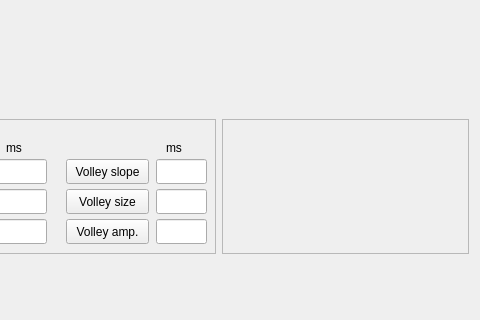
Above: QtDesigner/bwmeasure.ui from matoloa/brainwash before the change; both pictures show x 115 to 595 and y 175 to 495 of the 595 by 812 pixel window. Below: the same form after it.
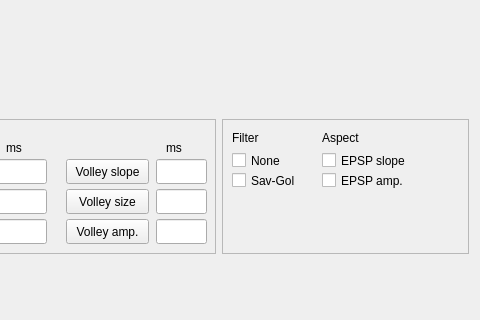
That is the form after the change.

Commit message: cherry 2af1562

Diff of the .ui file:
```diff
--- a/QtDesigner/bwmeasure.ui
+++ b/QtDesigner/bwmeasure.ui
@@ -259,6 +259,84 @@
          <property name="frameShadow">
           <enum>QFrame::Raised</enum>
          </property>
+         <widget class="QCheckBox" name="checkBox_filter_none">
+          <property name="geometry">
+           <rect>
+            <x>10</x>
+            <y>30</y>
+            <width>90</width>
+            <height>23</height>
+           </rect>
+          </property>
+          <property name="text">
+           <string>None</string>
+          </property>
+         </widget>
+         <widget class="QCheckBox" name="checkBox_aspect_EPSP_amp">
+          <property name="geometry">
+           <rect>
+            <x>100</x>
+            <y>50</y>
+            <width>90</width>
+            <height>23</height>
+           </rect>
+          </property>
+          <property name="text">
+           <string>EPSP amp.</string>
+          </property>
+         </widget>
+         <widget class="QCheckBox" name="checkBox_aspect_EPSP_slope">
+          <property name="geometry">
+           <rect>
+            <x>100</x>
+            <y>30</y>
+            <width>90</width>
+            <height>23</height>
+           </rect>
+          </property>
+          <property name="text">
+           <string>EPSP slope</string>
+          </property>
+         </widget>
+         <widget class="QLabel" name="label_filter">
+          <property name="geometry">
+           <rect>
+            <x>10</x>
+            <y>10</y>
+            <width>62</width>
+            <height>17</height>
+           </rect>
+          </property>
+          <property name="text">
+           <string>Filter</string>
+          </property>
+         </widget>
+         <widget class="QLabel" name="label_aspect">
+          <property name="geometry">
+           <rect>
+            <x>100</x>
+            <y>10</y>
+            <width>62</width>
+            <height>17</height>
+           </rect>
+          </property>
+          <property name="text">
+           <string>Aspect</string>
+          </property>
+         </widget>
+         <widget class="QCheckBox" name="checkBox_filter_savgol">
+          <property name="geometry">
+           <rect>
+            <x>10</x>
+            <y>50</y>
+            <width>90</width>
+            <height>23</height>
+           </rect>
+          </property>
+          <property name="text">
+           <string>Sav-Gol</string>
+          </property>
+         </widget>
         </widget>
        </item>
       </layout>
```
The commit also changes 2 other files.
